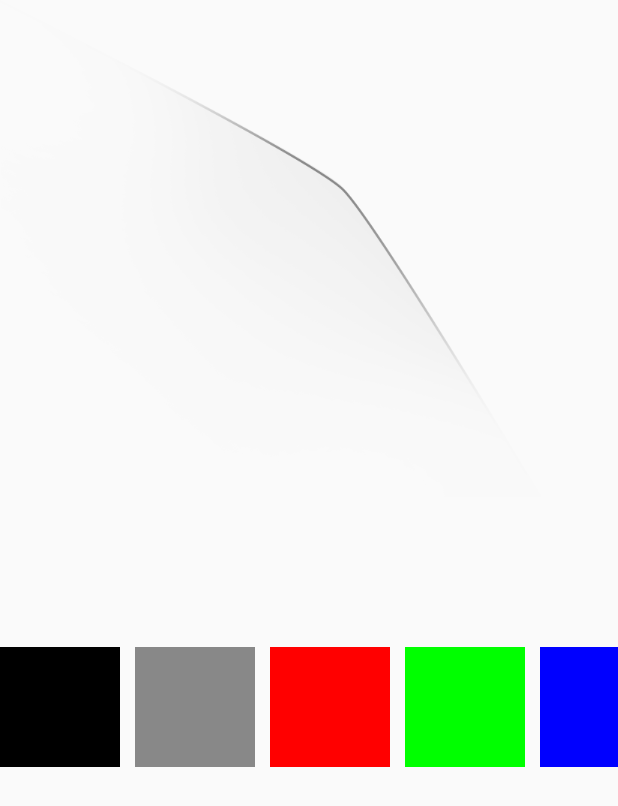
After one commit to jinganghuluwa/ViewDragHelperSearch, an Android app: the ColorActivity screen opened directly, with no data from a screen before it, on a phone screen of 412 x 824 dp. The commit adds this screen. Shown: the top 806 px of the screen. Run offline under Robolectric (Android 15) with nearby library versions, the phone set to English and light mode, and no system bars.

Commit message:
Add something
Signed-off-by: tongzhichao <tongzhichao@le.com>

```diff
--- /dev/null
+++ b/app/src/main/java/com/tongzhichao/xfermode/ColorActivity.java
@@ -0,0 +1,65 @@
+package com.tongzhichao.xfermode;
+
+import android.graphics.Color;
+import android.support.v7.app.AppCompatActivity;
+import android.os.Bundle;
+import android.view.View;
+import android.widget.SeekBar;
+
+import com.tongzhichao.example.R;
+
+public class ColorActivity extends AppCompatActivity implements View.OnClickListener {
+    ColorView colorView;
+    View black,gray,red,green,blue,yellow;
+    @Override
+    protected void onCreate(Bundle savedInstanceState) {
+        super.onCreate(savedInstanceState);
+        setContentView(R.layout.activity_color);
+        colorView = (ColorView) findViewById(R.id.testView);
+        black=findViewById(R.id.black);
+        gray=findViewById(R.id.gray);
+        red=findViewById(R.id.red);
+        green=findViewById(R.id.green);
+        blue=findViewById(R.id.blue);
+        yellow=findViewById(R.id.yellow);
+        black.setOnClickListener(this);
+        gray.setOnClickListener(this);
+        red.setOnClickListener(this);
+        green.setOnClickListener(this);
+        blue.setOnClickListener(this);
+        yellow.setOnClickListener(this);
+
+        black.setBackgroundColor(Color.BLACK);
+        gray.setBackgroundColor(Color.GRAY);
+        red.setBackgroundColor(Color.RED);
+        green.setBackgroundColor(Color.GREEN);
+        blue.setBackgroundColor(Color.BLUE);
+        yellow.setBackgroundColor(Color.YELLOW);
+    }
+
+    @Override
+    public void onClick(View v) {
+        switch (v.getId()){
+            case R.id.black:
+                colorView.setColor(Color.BLACK);
+                break;
+            case R.id.gray:
+                colorView.setColor(Color.GRAY);
+                break;
+            case R.id.red:
+                colorView.setColor(Color.RED);
+                break;
+            case R.id.green:
+                colorView.setColor(Color.GREEN);
+                break;
+            case R.id.blue:
+                colorView.setColor(Color.BLUE);
+                break;
+            case R.id.yellow:
+                colorView.setColor(Color.YELLOW);
+                break;
+
+
+        }
+    }
+}
--- /dev/null
+++ b/app/src/main/java/com/tongzhichao/xfermode/ColorView.java
@@ -0,0 +1,89 @@
+package com.tongzhichao.xfermode;
+
+import android.content.Context;
+import android.graphics.Bitmap;
+import android.graphics.BitmapFactory;
+import android.graphics.Canvas;
+import android.graphics.Color;
+import android.graphics.Paint;
+import android.graphics.PorterDuff;
+import android.graphics.PorterDuffXfermode;
+import android.util.AttributeSet;
+import android.util.Log;
+import android.view.View;
+
+import com.tongzhichao.example.R;
+
+/**
+ * Created by tongzhichao on 17-5-12.
+ */
+
+public class ColorView extends View {
+
+    private Paint mPaint;
+    private Bitmap mBitmap;
+    private int color = Color.GRAY;
+
+    public ColorView(Context context, AttributeSet attrs) {
+        super(context, attrs);
+        mPaint = new Paint();
+        mPaint.setColor(Color.BLUE);
+
+        mBitmap = BitmapFactory.decodeResource(getResources(), R.mipmap.hvac);
+    }
+
+    @Override
+    protected void onDraw(Canvas canvas) {
+        super.onDraw(canvas);
+        Bitmap bitmap = createBitmap();
+        mPaint.setXfermode(null);
+        canvas.drawBitmap(bitmap, 0, 0, mPaint);
+    }
+
+    private Bitmap createBitmap() {
+        Bitmap bitmap = Bitmap.createBitmap(getBitmapWidth(), getBitmapHeight(),
+                Bitmap.Config.ARGB_8888);
+        bitmap.eraseColor(color);
+        Canvas canvas = new Canvas(bitmap);
+        mPaint.setXfermode(new PorterDuffXfermode(PorterDuff.Mode.DST_IN));
+        canvas.drawBitmap(mBitmap, 0, 0, mPaint);
+        return bitmap;
+    }
+
+    public void setColor(int color){
+        this.color = color;
+        invalidate();
+    }
+
+    @Override
+    protected void onMeasure(int widthMeasureSpec, int heightMeasureSpec) {
+        int widthMode = MeasureSpec.getMode(widthMeasureSpec);
+        int widthSize = MeasureSpec.getSize(widthMeasureSpec);
+        int heightMode = MeasureSpec.getMode(heightMeasureSpec);
+        int heightSize = MeasureSpec.getSize(heightMeasureSpec);
+        int width;
+        int height;
+        if (widthMode == MeasureSpec.EXACTLY) {
+            width = widthSize;
+        } else {
+            int desired = getPaddingLeft() + getBitmapWidth() + getPaddingRight();
+            width = desired;
+        }
+
+        if (heightMode == MeasureSpec.EXACTLY) {
+            height = heightSize;
+        } else {
+            int desired = getPaddingTop() + getBitmapHeight() + getPaddingBottom();
+            height = desired;
+        }
+        setMeasuredDimension(width, height);
+    }
+
+    private int getBitmapWidth() {
+        return mBitmap.getWidth();
+    }
+
+    private int getBitmapHeight() {
+        return mBitmap.getHeight();
+    }
+}
--- /dev/null
+++ b/app/src/main/res/layout/activity_color.xml
@@ -0,0 +1,57 @@
+<?xml version="1.0" encoding="utf-8"?>
+<LinearLayout xmlns:android="http://schemas.android.com/apk/res/android"
+    xmlns:tools="http://schemas.android.com/tools"
+    android:id="@+id/activity_color"
+    android:layout_width="match_parent"
+    android:layout_height="match_parent"
+    android:orientation="vertical"
+    tools:context="com.tongzhichao.xfermode.ColorActivity">
+
+    <com.tongzhichao.xfermode.ColorView
+        android:id="@+id/testView"
+        android:layout_width="wrap_content"
+        android:layout_height="wrap_content" />
+
+
+    <LinearLayout
+        android:layout_width="match_parent"
+        android:layout_height="80dp"
+        android:layout_marginTop="100dp"
+        android:orientation="horizontal">
+
+        <View
+            android:id="@+id/black"
+            android:layout_width="80dp"
+            android:layout_height="80dp" />
+
+        <View
+            android:id="@+id/gray"
+            android:layout_width="80dp"
+            android:layout_height="80dp"
+            android:layout_marginLeft="10dp" />
+
+        <View
+            android:id="@+id/red"
+            android:layout_width="80dp"
+            android:layout_height="80dp"
+            android:layout_marginLeft="10dp" />
+
+        <View
+            android:id="@+id/green"
+            android:layout_width="80dp"
+            android:layout_height="80dp"
+            android:layout_marginLeft="10dp" />
+
+        <View
+            android:id="@+id/blue"
+            android:layout_width="80dp"
+            android:layout_height="80dp"
+            android:layout_marginLeft="10dp" />
+
+        <View
+            android:id="@+id/yellow"
+            android:layout_width="80dp"
+            android:layout_height="80dp"
+            android:layout_marginLeft="10dp" />
+    </LinearLayout>
+</LinearLayout>
--- a/app/src/main/res/values/styles.xml
+++ b/app/src/main/res/values/styles.xml
@@ -1,7 +1,7 @@
 <resources>
 
     <!-- Base application theme. -->
-    <style name="AppTheme" parent="Theme.AppCompat.Light">
+    <style name="AppTheme" parent="Theme.AppCompat.Light.NoActionBar">
         <!-- Customize your theme here. -->
         <item name="colorPrimary">@color/colorPrimary</item>
         <item name="colorPrimaryDark">@color/colorPrimaryDark</item>
```
Also changed, not shown: app/src/main/AndroidManifest.xml (+36 -20 lines), app/src/main/java/com/tongzhichao/MainActivity.java (+9 -1 lines), app/src/main/java/com/tongzhichao/meter/MeterActivity.java (added, +15 -0 lines), app/src/main/java/com/tongzhichao/meter/MeterView.java (added, +56 -0 lines), app/src/main/java/com/tongzhichao/scroll/FullyLinearLayoutManager.java (added, +104 -0 lines), app/src/main/java/com/tongzhichao/scroll/ScrollActivity.java (added, +64 -0 lines), app/src/main/java/com/tongzhichao/scroll/ScrollLayout.java (added, +44 -0 lines), app/src/main/res/layout/activity_meter.xml (added, +8 -0 lines), app/src/main/res/layout/activity_scroll.xml (added, +28 -0 lines), app/src/main/res/layout/adapter_list.xml (added, +11 -0 lines), app/src/main/res/mipmap-mdpi/aaa.jpg (added), app/src/main/res/mipmap-xhdpi/hvac.png (added).
